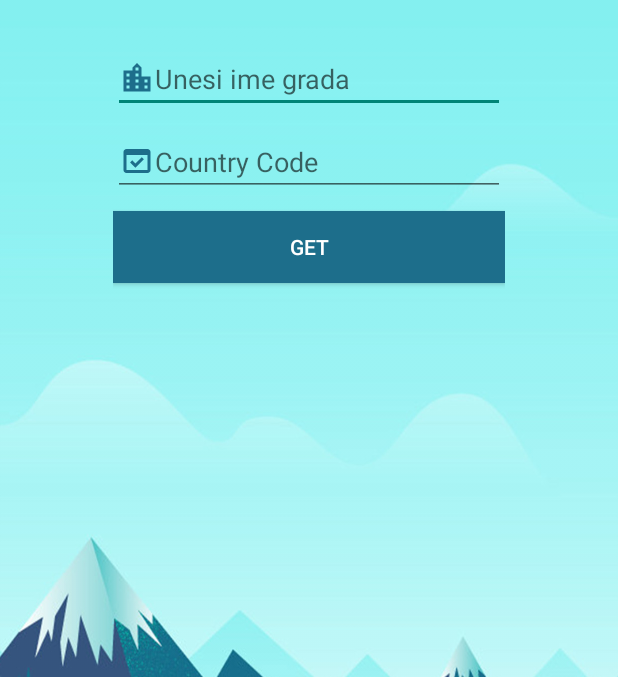
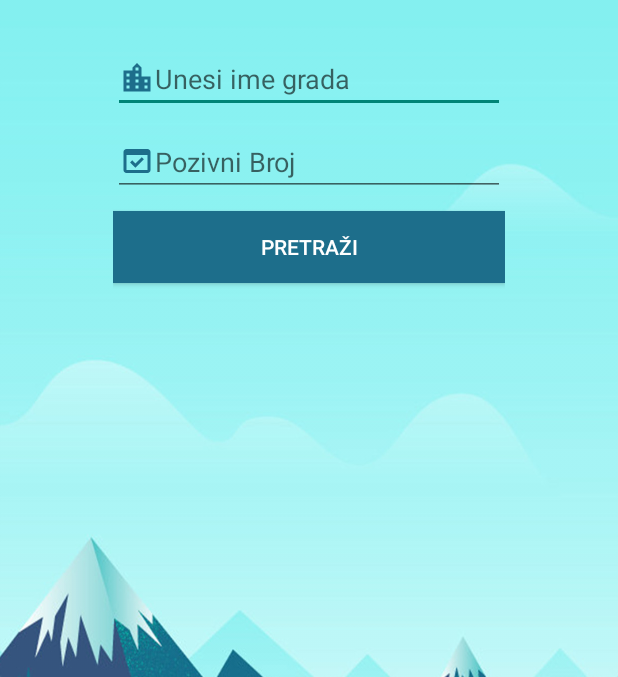
Before and after one commit to Tubic997/WeatherGeoA, an Android app: the screen it shows after launch (MainActivity), on a phone screen of 412 x 824 dp, the part 257-934 px from its top. Run offline under Robolectric (Android 15) with nearby library versions, the phone set to English and light mode, and no system bars; our stand-ins replace Volley.

Commit message:
Merge remote-tracking branch 'origin4/master'
# Conflicts:
#	app/src/main/res/layout/activity_main.xml

```diff
--- a/app/src/main/java/com/example/weathergeoa/MainActivity.java
+++ b/app/src/main/java/com/example/weathergeoa/MainActivity.java
@@ -83,7 +83,7 @@ public class MainActivity extends AppCompatActivity {
                                 + "\n Subjektivni osećaj: " + df.format(feelsLike) + " °C"
                                 + "\n Vlažnost vazduha: " + humidity + "%"
                                 + "\n Trenutno je: " + description
-                                + "\n Brzina Vetra: " + wind + "m/s (meters per second)"
+                                + "\n Brzina Vetra: " + wind + "m/s"
                                 + "\n Oblačnost: " + clouds + "%"
                                 + "\n Pritisak: " + pressure + " hPa";
                         tvResult.setText(output);
--- a/app/src/main/res/layout/activity_main.xml
+++ b/app/src/main/res/layout/activity_main.xml
@@ -44,7 +44,7 @@
             android:layout_marginBottom="10dp"
             android:drawableStart="@drawable/ic_baseline_domain_verification_24"
             android:ems="10"
-            android:hint="Country Code"
+            android:hint="Pozivni Broj"
             android:inputType="textPersonName" />
 
         <Button
@@ -53,7 +53,7 @@
             android:layout_height="wrap_content"
             android:background="#1d6e8b"
             android:onClick="getWeatherDetails"
-            android:text="Get"
+            android:text="Pretraži"
             android:textColor="@android:color/white" />
 
         <ScrollView
```
